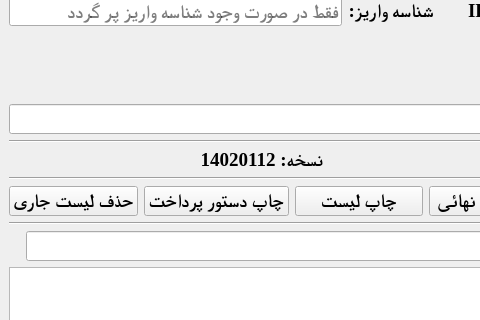
ahmadbabayi/QtBmipaya, file mainwindow.ui: the form before one commit; both pictures show x 0 to 480 and y 142 to 462 of the 971 by 700 pixel window.
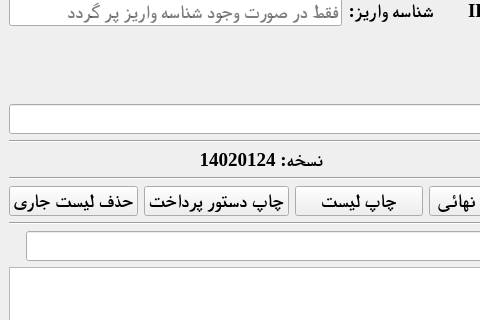
The form after the commit.

The edit to the form file:
```diff
--- a/mainwindow.ui
+++ b/mainwindow.ui
@@ -264,7 +264,7 @@
          <enum>Qt::RightToLeft</enum>
         </property>
         <property name="text">
-         <string>نسخه: 14020112</string>
+         <string>نسخه: 14020124</string>
         </property>
        </widget>
       </item>
```
